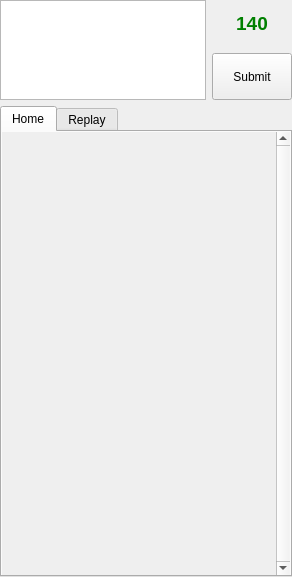
Qt form src/mainwindow_base.ui (mtux/choqok-old) before a commit.
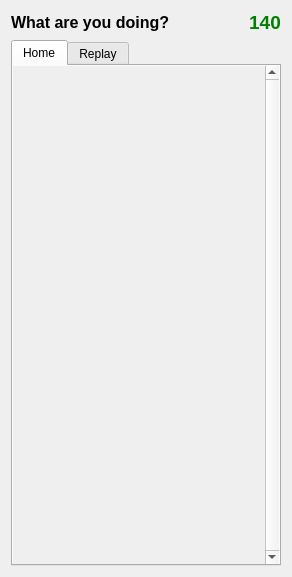
The same form after that commit. Custom widgets are drawn as their Qt base class.

Commit message: New class for status text edit added, with returnPressed() signal support!

The edit to the form file:
```diff
--- a/src/mainwindow_base.ui
+++ b/src/mainwindow_base.ui
@@ -22,9 +22,57 @@
    <bool>true</bool>
   </property>
   <layout class="QGridLayout" name="gridLayout_2" >
-   <property name="margin" >
-    <number>0</number>
-   </property>
+   <item row="0" column="0" >
+    <layout class="QVBoxLayout" name="inputLayout" >
+     <item>
+      <layout class="QHBoxLayout" name="horizontalLayout" >
+       <item>
+        <widget class="QLabel" name="label" >
+         <property name="sizePolicy" >
+          <sizepolicy vsizetype="Preferred" hsizetype="MinimumExpanding" >
+           <horstretch>0</horstretch>
+           <verstretch>0</verstretch>
+          </sizepolicy>
+         </property>
+         <property name="font" >
+          <font>
+           <weight>75</weight>
+           <bold>true</bold>
+          </font>
+         </property>
+         <property name="text" >
+          <string>&lt;!DOCTYPE HTML PUBLIC "-//W3C//DTD HTML 4.0//EN" "http://www.w3.org/TR/REC-html40/strict.dtd">
+&lt;html>&lt;head>&lt;meta name="qrichtext" content="1" />&lt;style type="text/css">
+p, li { white-space: pre-wrap; }
+&lt;/style>&lt;/head>&lt;body style=" font-family:'DejaVu Sans'; font-size:9pt; font-weight:600; font-style:normal;">
+&lt;p style=" margin-top:0px; margin-bottom:0px; margin-left:0px; margin-right:0px; -qt-block-indent:0; text-indent:0px;">&lt;span style=" font-size:12pt;">What are you doing?&lt;/span>&lt;/p>&lt;/body>&lt;/html></string>
+         </property>
+        </widget>
+       </item>
+       <item>
+        <widget class="QLabel" name="lblCounter" >
+         <property name="font" >
+          <font>
+           <pointsize>14</pointsize>
+           <weight>75</weight>
+           <bold>true</bold>
+          </font>
+         </property>
+         <property name="styleSheet" >
+          <string notr="true" >color: green;</string>
+         </property>
+         <property name="text" >
+          <string>140</string>
+         </property>
+         <property name="alignment" >
+          <set>Qt::AlignCenter</set>
+         </property>
+        </widget>
+       </item>
+      </layout>
+     </item>
+    </layout>
+   </item>
    <item row="1" column="0" >
     <widget class="KTabWidget" name="tabs" >
      <property name="sizePolicy" >
@@ -72,8 +120,8 @@
            <rect>
             <x>0</x>
             <y>0</y>
-            <width>269</width>
-            <height>439</height>
+            <width>261</width>
+            <height>504</height>
            </rect>
           </property>
           <layout class="QVBoxLayout" name="verticalLayout" >
@@ -97,101 +145,17 @@
      </widget>
     </widget>
    </item>
-   <item row="0" column="0" >
-    <layout class="QGridLayout" name="inputLayout" >
-     <item rowspan="2" row="0" column="0" >
-      <widget class="KTextEdit" name="txtNewStatus" >
-       <property name="sizePolicy" >
-        <sizepolicy vsizetype="Fixed" hsizetype="Expanding" >
-         <horstretch>0</horstretch>
-         <verstretch>0</verstretch>
-        </sizepolicy>
-       </property>
-       <property name="maximumSize" >
-        <size>
-         <width>16777215</width>
-         <height>100</height>
-        </size>
-       </property>
-       <property name="layoutDirection" >
-        <enum>Qt::LeftToRight</enum>
-       </property>
-       <property name="documentTitle" >
-        <string/>
-       </property>
-       <property name="acceptRichText" >
-        <bool>false</bool>
-       </property>
-      </widget>
-     </item>
-     <item row="0" column="1" >
-      <widget class="QLabel" name="lblCounter" >
-       <property name="font" >
-        <font>
-         <pointsize>14</pointsize>
-         <weight>75</weight>
-         <bold>true</bold>
-        </font>
-       </property>
-       <property name="styleSheet" >
-        <string notr="true" >color: green;</string>
-       </property>
-       <property name="text" >
-        <string>140</string>
-       </property>
-       <property name="alignment" >
-        <set>Qt::AlignCenter</set>
-       </property>
-      </widget>
-     </item>
-     <item row="1" column="1" >
-      <widget class="KPushButton" name="kpushbutton" >
-       <property name="sizePolicy" >
-        <sizepolicy vsizetype="Minimum" hsizetype="Minimum" >
-         <horstretch>0</horstretch>
-         <verstretch>0</verstretch>
-        </sizepolicy>
-       </property>
-       <property name="toolTip" >
-        <string>Submit</string>
-       </property>
-       <property name="text" >
-        <string>Submit</string>
-       </property>
-       <property name="iconSize" >
-        <size>
-         <width>48</width>
-         <height>48</height>
-        </size>
-       </property>
-       <property name="shortcut" >
-        <string>Ctrl+Return</string>
-       </property>
-      </widget>
-     </item>
-    </layout>
-   </item>
   </layout>
  </widget>
  <layoutdefault spacing="6" margin="11" />
  <pixmapfunction>qPixmapFromMimeSource</pixmapfunction>
  <customwidgets>
-  <customwidget>
-   <class>KPushButton</class>
-   <extends>QPushButton</extends>
-   <header>kpushbutton.h</header>
-  </customwidget>
   <customwidget>
    <class>KTabWidget</class>
    <extends>QTabWidget</extends>
    <header>ktabwidget.h</header>
    <container>1</container>
   </customwidget>
-  <customwidget>
-   <class>KTextEdit</class>
-   <extends>QTextEdit</extends>
-   <header>ktextedit.h</header>
-  </customwidget>
  </customwidgets>
  <tabstops>
   <tabstop>txtNewStatus</tabstop>
```
Left out of the diff: 2 changed lines with no effect on the pictures. The commit also changes 5 other files.
